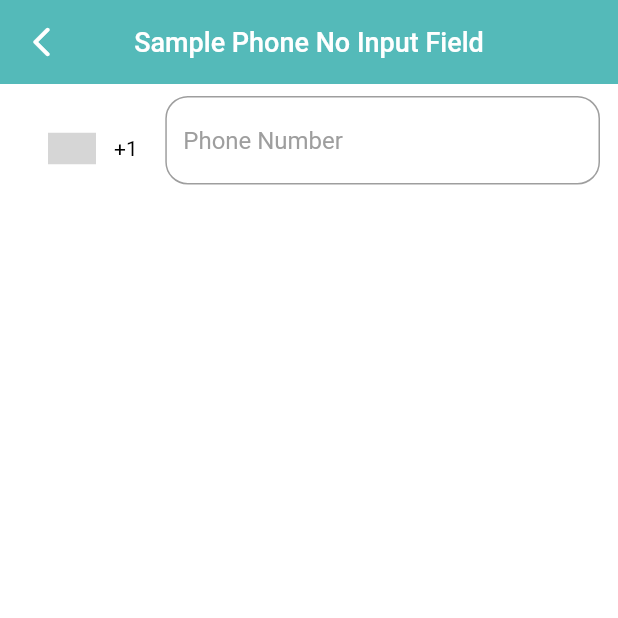
After one commit to skyvaSolutions/skywa_framework_widgets, a Flutter app: the screen it shows after launch, scrolled down 576 dp, after a tap on "Sample Phone No Input Field", on a phone screen of 412 x 824 dp, the top half of it. The commit adds this screen. Run offline on Flutter 3.47's test engine with Material 2 defaults, Android fonts, the phone set to English and light mode, and no system bars; drawn by our look-alikes of intl_phone_number_input; our stand-ins replace auto_size_text, cached_network_image, fluttertoast, geolocator, image_cropper, image_picker and 2 more; missing offline and left inert: flutter_device_type, geocoder; project files that could hold a hidden picture were left out; grey boxes are pictures that could not be loaded.

Commit message:
SkywaPhoneNoInputField added as widget

```diff
--- a/example/lib/all_widgets_screen.dart
+++ b/example/lib/all_widgets_screen.dart
@@ -3,6 +3,7 @@ import 'package:skywa_framework_widgets/skywa_elevated_button.dart';
 import 'package:skywa_framework_widgets/skywa_text.dart';
 import 'package:skywa_framework_widgets/skywa_appbar.dart';
 import 'package:skywa_framework_widgets_example/sample_rich_texts_screen.dart';
+import 'package:skywa_framework_widgets_example/skywa_phone_no_input_field_screen.dart';
 
 import 'sample_alert_dialog_screen.dart';
 import 'sample_cached_image_network_screen.dart';
@@ -198,7 +199,7 @@ class _AllWidgetsScreenState extends State<AllWidgetsScreen> {
             fontSize: 25.0,
             textAlign: TextAlign.center,
             fontWeight: FontWeight.bold,
-            color: const Color(0xFFEA4335),
+            color: Color(0xFFEA4335),
           ),
           const SizedBox(height: 20.0),
 
@@ -215,6 +216,21 @@ class _AllWidgetsScreenState extends State<AllWidgetsScreen> {
             },
             text: 'Sample TextFormFields',
             // fontSize: Device.screenHeight * 0.025,
+          ),
+          const SizedBox(height: 20.0),
+
+          /// sample phone no input field
+          SkywaElevatedButton.delete(
+            context: context,
+            text: 'Sample Phone No Input Field',
+            onTap: () {
+              Navigator.push(
+                context,
+                MaterialPageRoute(builder: (context) {
+                  return const SkywaPhoneNoInputFieldScreen();
+                }),
+              );
+            },
           ),
           const SizedBox(height: 20.0),
 
@@ -271,7 +287,7 @@ class _AllWidgetsScreenState extends State<AllWidgetsScreen> {
             fontSize: 25.0,
             textAlign: TextAlign.center,
             fontWeight: FontWeight.bold,
-            color: const Color(0xFFEA4335),
+            color: Color(0xFFEA4335),
           ),
           const SizedBox(height: 20.0),
 
@@ -489,7 +505,7 @@ class _AllWidgetsScreenState extends State<AllWidgetsScreen> {
             fontSize: 25.0,
             textAlign: TextAlign.center,
             fontWeight: FontWeight.bold,
-            color: const Color(0xFFEA4335),
+            color: Color(0xFFEA4335),
           ),
           const SizedBox(height: 20.0),
 
--- /dev/null
+++ b/example/lib/skywa_phone_no_input_field_screen.dart
@@ -0,0 +1,64 @@
+import 'package:flutter/material.dart';
+import 'package:skywa_framework_widgets/skywa_appbar.dart';
+import 'package:skywa_framework_widgets/skywa_phone_no_input_field.dart';
+import 'package:intl_phone_number_input/intl_phone_number_input.dart';
+import 'package:skywa_framework_widgets/skywa_snackbar.dart';
+
+class SkywaPhoneNoInputFieldScreen extends StatefulWidget {
+  const SkywaPhoneNoInputFieldScreen({Key? key}) : super(key: key);
+
+  @override
+  State<SkywaPhoneNoInputFieldScreen> createState() =>
+      _SkywaPhoneNoInputFieldScreenState();
+}
+
+class _SkywaPhoneNoInputFieldScreenState
+    extends State<SkywaPhoneNoInputFieldScreen> {
+  TextEditingController phoneController = TextEditingController();
+  bool isValidated = false;
+
+  @override
+  Widget build(BuildContext context) {
+    return Scaffold(
+      backgroundColor: Colors.white,
+      appBar: PreferredSize(
+        preferredSize: const Size.fromHeight(kToolbarHeight),
+        child: SkywaAppBar(appbarText: 'Sample Phone No Input Field'),
+      ),
+      body: SkywaPhoneNoInputField(
+        textEditingController: phoneController,
+        onChanged: (PhoneNumber phoneNumber) {
+          // print(phoneController.text);
+          setState(() {
+            phoneController.text;
+          });
+        },
+        suffixIcon: phoneController.text.isNotEmpty
+            ? IconButton(
+                onPressed: () {
+                  setState(() {
+                    phoneController.clear();
+                  });
+                },
+                icon: Icon(
+                  Icons.close_rounded,
+                  color: Theme.of(context).primaryColor,
+                ),
+              )
+            : null,
+        onInputValidated: (bool validPhone) {
+          isValidated = validPhone;
+        },
+        onFieldSubmitted: (String number) {
+          print('onFieldSubmitted: $number');
+          if (!isValidated) {
+            SkywaSnackBar.error(
+              context: context,
+              snackBarText: 'Invalid Phone Number',
+            );
+          }
+        },
+      ),
+    );
+  }
+}
--- /dev/null
+++ b/lib/skywa_phone_no_input_field.dart
@@ -0,0 +1,126 @@
+import 'package:flutter/material.dart';
+import 'package:geocoder/geocoder.dart';
+import 'package:geolocator/geolocator.dart';
+import 'package:intl_phone_number_input/intl_phone_number_input.dart';
+import 'package:permission_handler/permission_handler.dart';
+
+class SkywaPhoneNoInputField extends StatefulWidget {
+  final TextEditingController textEditingController;
+  final EdgeInsets? padding;
+  final Widget? suffixIcon;
+  final ValueChanged<PhoneNumber>? onChanged;
+  final ValueChanged<bool>? onInputValidated;
+  final ValueChanged<String>? onFieldSubmitted;
+
+  const SkywaPhoneNoInputField({
+    Key? key,
+    required this.textEditingController,
+    this.padding,
+    this.suffixIcon,
+    this.onChanged,
+    this.onInputValidated,
+    this.onFieldSubmitted,
+  }) : super(key: key);
+
+  @override
+  State<SkywaPhoneNoInputField> createState() => _SkywaPhoneNoInputFieldState();
+}
+
+class _SkywaPhoneNoInputFieldState extends State<SkywaPhoneNoInputField> {
+  PhoneNumber number = PhoneNumber(isoCode: 'US');
+
+  Future<String> getCountryName() async {
+    final status = await Permission.locationWhenInUse.request();
+    if (status != PermissionStatus.granted) {
+      throw const LocationServiceDisabledException();
+    }
+    String countryName = 'US';
+    Position position = await Geolocator.getCurrentPosition(
+      desiredAccuracy: LocationAccuracy.high,
+    );
+    debugPrint('location: ${position.latitude}');
+    final coordinates = Coordinates(position.latitude, position.longitude);
+    var addresses =
+        await Geocoder.local.findAddressesFromCoordinates(coordinates);
+    countryName = addresses.first.countryName;
+    print(countryName);
+    return countryName; // this will return country name
+  }
+
+  @override
+  void initState() {
+    // TODO: implement initState
+    super.initState();
+    // getCountryName();
+  }
+
+  @override
+  Widget build(BuildContext context) {
+    return Padding(
+      padding: widget.padding ??
+          const EdgeInsets.symmetric(
+            horizontal: 12.0,
+            vertical: 8.0,
+          ),
+      child: InternationalPhoneNumberInput(
+        // TODO: Customize set default country
+        // TODO: Restrict input from taking alphabet
+        textFieldController: widget.textEditingController,
+        autoFocus: true,
+        autoFocusSearch: true,
+        initialValue: number,
+        searchBoxDecoration: InputDecoration(
+          border: OutlineInputBorder(
+            borderRadius: BorderRadius.circular(15.0),
+          ),
+          focusedBorder: OutlineInputBorder(
+            borderRadius: BorderRadius.circular(8.0),
+            borderSide: BorderSide(
+              color: Theme.of(context).primaryColor,
+              width: 2.0,
+            ),
+          ),
+          suffixIcon: widget.suffixIcon,
+          labelText: 'Country Name/Country Code',
+          hintText: 'Search by country name or code',
+        ),
+        spaceBetweenSelectorAndTextField: 0.0,
+        onInputChanged: widget.onChanged,
+        onInputValidated: widget.onInputValidated,
+        selectorConfig: const SelectorConfig(
+          selectorType: PhoneInputSelectorType.BOTTOM_SHEET,
+        ),
+        ignoreBlank: false,
+        autoValidateMode: AutovalidateMode.onUserInteraction,
+        selectorTextStyle: const TextStyle(color: Colors.black),
+        formatInput: true,
+        maxLength: 60,
+        countrySelectorScrollControlled: false,
+        // keyboardType: const TextInputType.numberWithOptions(
+        //   signed: true,
+        //   decimal: true,
+        // ),
+        cursorColor: Theme.of(context).primaryColor,
+        inputDecoration: InputDecoration(
+          border: OutlineInputBorder(
+            borderRadius: BorderRadius.circular(15.0),
+          ),
+          focusedBorder: OutlineInputBorder(
+            borderRadius: BorderRadius.circular(8.0),
+            borderSide: BorderSide(
+              color: Theme.of(context).primaryColor,
+              width: 2.0,
+            ),
+          ),
+          hintText: 'Phone Number',
+          suffixIcon: widget.suffixIcon,
+          hintStyle: TextStyle(color: Colors.grey.shade500, fontSize: 16),
+        ),
+        onFieldSubmitted: widget.onFieldSubmitted,
+        onSaved: (PhoneNumber number) {
+          print('On Saved: $number');
+        },
+      ),
+    );
+  }
+}
--- a/pubspec.yaml
+++ b/pubspec.yaml
@@ -26,7 +26,11 @@ dependencies:
     sdk: flutter
   plugin_platform_interface: ^2.1.3
   image_picker: ^0.8.6
-  dropdown_search: ^5.0.3
+#  dropdown_search: ^5.0.3
+  intl_phone_number_input: ^0.7.1
+  permission_handler: ^10.2.0
+  geocoder: ^0.2.1
+  geolocator: ^9.0.2
 
 dev_dependencies:
   flutter_test:
```
Also changed, not shown: example/lib/sample_textformfield_screen.dart (+11 -10 lines), example/pubspec.lock, 5 other files.
